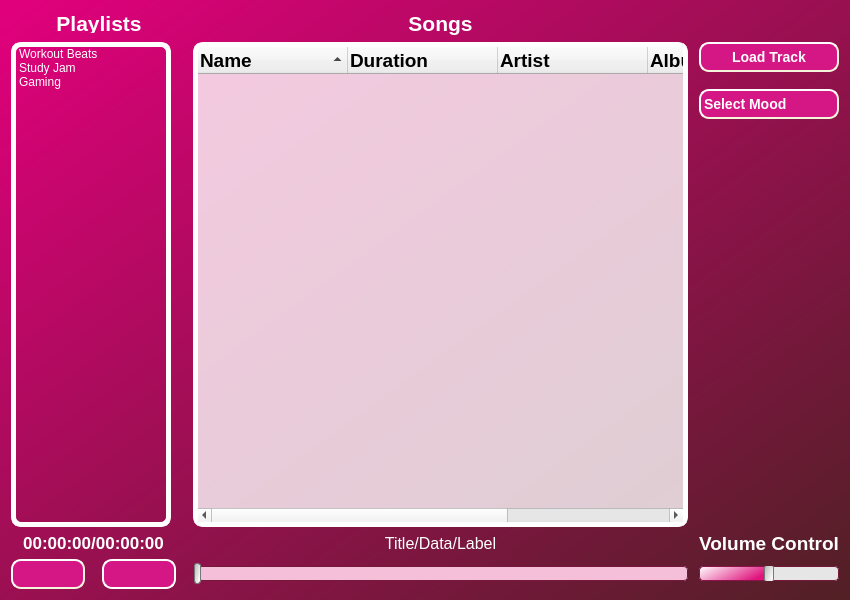
Above: src/musicplayer.ui from lettergram/emomusic before the change. Below: the same form after it.
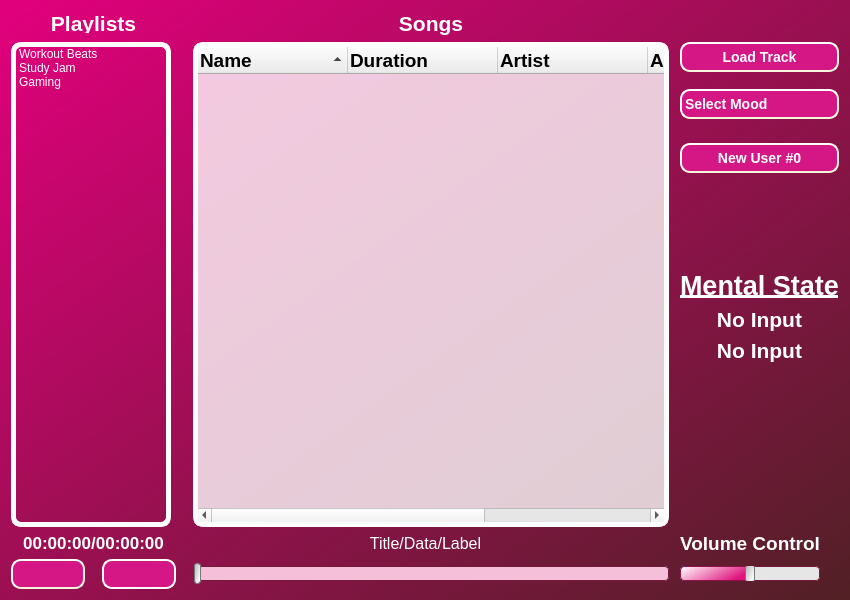
That is the form after the change. Icons and pictures are not drawn.

Commit message: displays mood while listening

Diff of the .ui file:
```diff
--- a/src/musicplayer.ui
+++ b/src/musicplayer.ui
@@ -13,6 +13,12 @@
     <height>600</height>
    </rect>
   </property>
+  <property name="sizePolicy">
+   <sizepolicy hsizetype="Preferred" vsizetype="Preferred">
+    <horstretch>0</horstretch>
+    <verstretch>0</verstretch>
+   </sizepolicy>
+  </property>
   <property name="font">
    <font>
     <pointsize>14</pointsize>
@@ -61,6 +67,24 @@
 	color: white;
 }
 
+#newUserButton {
+	 background-color: rgb(213, 23, 133);
+     border-style: outset;
+     border-width: 2px;
+     border-radius: 10px;
+     border-color: beige;
+     font: bold 14px;
+     min-width: 4em;
+     padding: 1px;
+	 color: rgb(255, 255, 255);
+}
+
+#newUserButton:pressed {
+    background-color: rgb(255,255,255);
+	color: rgb(239, 129, 245);
+    border-style: inset;
+ }
+
 #waveView {
 	border-style: outset;
     border-width: 5px;
@@ -105,7 +129,6 @@
 	color: rgb(239, 129, 245);
     border-style: inset;
  }
-
 #skipButton {
 	 background-color: rgb(213, 23, 133);
      border-style: outset;
@@ -198,221 +221,23 @@
   </property>
   <widget class="QWidget" name="centralWidget">
    <layout class="QGridLayout" name="gridLayout">
-    <item row="15" column="7">
-     <widget class="QLabel" name="volumeLabel">
-      <property name="minimumSize">
-       <size>
-        <width>100</width>
-        <height>20</height>
-       </size>
-      </property>
-      <property name="maximumSize">
-       <size>
-        <width>140</width>
-        <height>20</height>
-       </size>
-      </property>
-      <property name="font">
-       <font>
-        <pointsize>14</pointsize>
-        <weight>75</weight>
-        <bold>true</bold>
-       </font>
-      </property>
-      <property name="text">
-       <string>Volume Control</string>
-      </property>
-      <property name="alignment">
-       <set>Qt::AlignCenter</set>
-      </property>
-     </widget>
-    </item>
-    <item row="16" column="7">
-     <widget class="QSlider" name="volumeSlider">
-      <property name="maximumSize">
-       <size>
-        <width>140</width>
-        <height>16777215</height>
-       </size>
-      </property>
-      <property name="styleSheet">
-       <string notr="true">QSlider::groove:horizontal {
-border: 1px solid #bbb;
-background: white;
-height: 13px;
-border-radius: 4px;
-}
-
-QSlider::sub-page:horizontal {
-background: qlineargradient(spread:pad, x1:0, y1:0, x2:1, y2:0.369, stop:0 rgba(0, 0, 0, 0), stop:1 rgba(223, 19, 124, 255));
-border: 1px solid rgb(142, 18, 74);
-height: 4px;
-border-radius: 4px;
-}
-
-QSlider::add-page:horizontal {
-background: rgb(230, 230, 230);
-border: 1px solid rgb(117, 24, 58);
-height: 12px;
-border-radius: 4px;
-}
-
-QSlider::handle:horizontal {
-background:qlineargradient(spread:pad, x1:0, y1:0, x2:0.990148, y2:0.71, stop:0 rgba(181, 181, 181, 255), stop:1 rgba(255, 255, 255, 255));
-border: 1px solid #777;
-width: 8px;
-height: 12px;
-margin-top: -3px;
-margin-bottom: -3px;
-border-radius: 4px;
-}
-
-QSlider::handle:horizontal:hover {
-background: qlineargradient(x1:0, y1:0, x2:1, y2:1, stop:0 #fff, stop:1 #ddd);
-border: 1px solid #444;
-border-radius: 4px;
-}
-
-QSlider::sub-page:horizontal:disabled {
-background: #bbb;
-border-color: #999;
-}
-
-QSlider::add-page:horizontal:disabled {
-background: #eee;
-border-color: #999;
-}
-
-QSlider::handle:horizontal:disabled {
-background: #eee;
-border: 1px solid #aaa;
-border-radius: 4px;
-}</string>
-      </property>
-      <property name="maximum">
-       <number>100</number>
-      </property>
-      <property name="sliderPosition">
-       <number>50</number>
-      </property>
+    <item row="2" column="10">
+     <spacer name="verticalSpacer">
       <property name="orientation">
-       <enum>Qt::Horizontal</enum>
+       <enum>Qt::Vertical</enum>
       </property>
-     </widget>
-    </item>
-    <item row="15" column="4" colspan="2">
-     <widget class="QLabel" name="trackDataLabel">
-      <property name="sizePolicy">
-       <sizepolicy hsizetype="Preferred" vsizetype="Fixed">
-        <horstretch>0</horstretch>
-        <verstretch>0</verstretch>
-       </sizepolicy>
-      </property>
-      <property name="maximumSize">
-       <size>
-        <width>550</width>
-        <height>20</height>
-       </size>
-      </property>
-      <property name="font">
-       <font>
-        <pointsize>12</pointsize>
-       </font>
-      </property>
-      <property name="text">
-       <string>Title/Data/Label</string>
-      </property>
-      <property name="alignment">
-       <set>Qt::AlignCenter</set>
-      </property>
-     </widget>
-    </item>
-    <item row="16" column="1">
-     <spacer name="horizontalSpacer_3">
-      <property name="orientation">
-       <enum>Qt::Horizontal</enum>
-      </property>
       <property name="sizeType">
        <enum>QSizePolicy::Fixed</enum>
       </property>
       <property name="sizeHint" stdset="0">
        <size>
-        <width>5</width>
-        <height>20</height>
+        <width>20</width>
+        <height>5</height>
        </size>
       </property>
      </spacer>
     </item>
-    <item row="16" column="3">
-     <spacer name="horizontalSpacer_2">
-      <property name="orientation">
-       <enum>Qt::Horizontal</enum>
-      </property>
-      <property name="sizeType">
-       <enum>QSizePolicy::Fixed</enum>
-      </property>
-      <property name="sizeHint" stdset="0">
-       <size>
-        <width>5</width>
-        <height>20</height>
-       </size>
-      </property>
-     </spacer>
-    </item>
-    <item row="16" column="0">
-     <widget class="QPushButton" name="playPauseButton">
-      <property name="sizePolicy">
-       <sizepolicy hsizetype="Fixed" vsizetype="Preferred">
-        <horstretch>0</horstretch>
-        <verstretch>0</verstretch>
-       </sizepolicy>
-      </property>
-      <property name="minimumSize">
-       <size>
-        <width>74</width>
-        <height>30</height>
-       </size>
-      </property>
-      <property name="maximumSize">
-       <size>
-        <width>50</width>
-        <height>40</height>
-       </size>
-      </property>
-      <property name="baseSize">
-       <size>
-        <width>0</width>
-        <height>40</height>
-       </size>
-      </property>
-      <property name="cursor">
-       <cursorShape>PointingHandCursor</cursorShape>
-      </property>
-      <property name="text">
-       <string/>
-      </property>
-      <property name="iconSize">
-       <size>
-        <width>24</width>
-        <height>24</height>
-       </size>
-      </property>
-     </widget>
-    </item>
-    <item row="1" column="7">
-     <widget class="QPushButton" name="loadButton">
-      <property name="minimumSize">
-       <size>
-        <width>74</width>
-        <height>30</height>
-       </size>
-      </property>
-      <property name="text">
-       <string>Load Track</string>
-      </property>
-     </widget>
-    </item>
-    <item row="3" column="7">
+    <item row="3" column="10">
      <widget class="QComboBox" name="moodBox">
       <property name="sizePolicy">
        <sizepolicy hsizetype="Minimum" vsizetype="Fixed">
@@ -466,136 +291,27 @@
       </item>
      </widget>
     </item>
-    <item row="16" column="2">
-     <widget class="QPushButton" name="skipButton">
-      <property name="sizePolicy">
-       <sizepolicy hsizetype="Fixed" vsizetype="Preferred">
-        <horstretch>0</horstretch>
-        <verstretch>0</verstretch>
-       </sizepolicy>
-      </property>
-      <property name="minimumSize">
-       <size>
-        <width>74</width>
-        <height>30</height>
-       </size>
-      </property>
-      <property name="maximumSize">
-       <size>
-        <width>50</width>
-        <height>40</height>
-       </size>
-      </property>
-      <property name="baseSize">
-       <size>
-        <width>40</width>
-        <height>0</height>
-       </size>
+    <item row="12" column="10">
+     <widget class="QLabel" name="moodLabel">
+      <property name="font">
+       <font>
+        <pointsize>16</pointsize>
+        <weight>75</weight>
+        <bold>true</bold>
+       </font>
       </property>
       <property name="text">
-       <string/>
+       <string>No Input</string>
       </property>
-      <property name="iconSize">
-       <size>
-        <width>32</width>
-        <height>32</height>
-       </size>
+      <property name="alignment">
+       <set>Qt::AlignCenter</set>
       </property>
      </widget>
     </item>
-    <item row="16" column="4" colspan="2">
-     <widget class="QSlider" name="timeSlider">
-      <property name="sizePolicy">
-       <sizepolicy hsizetype="Preferred" vsizetype="Fixed">
-        <horstretch>0</horstretch>
-        <verstretch>0</verstretch>
-       </sizepolicy>
-      </property>
-      <property name="styleSheet">
-       <string notr="true">QSlider::groove:horizontal {
-border: 1px solid #bbb;
-background: white;
-height: 13px;
-border-radius: 4px;
-}
-
-QSlider::sub-page:horizontal {
-background: rgb(245, 191, 218);
-border: 1px solid rgb(142, 18, 74);
-height: 4px;
-border-radius: 4px;
-}
-
-QSlider::add-page:horizontal {
-background: rgb(245, 191, 218);
-border: 1px solid rgb(117, 24, 58);
-height: 12px;
-border-radius: 4px;
-}
-
-QSlider::handle:horizontal {
-background:qlineargradient(spread:pad, x1:0, y1:0, x2:0.990148, y2:0.71, stop:0 rgba(181, 181, 181, 255), stop:1 rgba(255, 255, 255, 255));
-border: 1px solid #777;
-width: 5px;
-height: 12px;
-margin-top: -4px;
-margin-bottom: -4px;
-border-radius: 3px;
-}
-
-QSlider::handle:horizontal:hover {
-background: qlineargradient(spread:pad, x1:1, y1:1, x2:0, y2:0.603, stop:0 rgba(0, 0, 0, 0), stop:1 rgba(223, 19, 124, 255))
-border: 1px solid #444;
-border-radius: 4px;
-}
-
-QSlider::sub-page:horizontal:disabled {
-background: #bbb;
-border-color: #999;
-}
-
-QSlider::add-page:horizontal:disabled {
-background: #eee;
-border-color: #999;
-}
-
-QSlider::handle:horizontal:disabled {
-background: #eee;
-border: 1px solid #aaa;
-border-radius: 4px;
-}</string>
-      </property>
-      <property name="orientation">
-       <enum>Qt::Horizontal</enum>
-      </property>
-      <property name="tickPosition">
-       <enum>QSlider::TicksBothSides</enum>
-      </property>
-      <property name="tickInterval">
-       <number>60000</number>
-      </property>
-     </widget>
-    </item>
-    <item row="2" column="7">
-     <spacer name="verticalSpacer">
-      <property name="orientation">
-       <enum>Qt::Vertical</enum>
-      </property>
-      <property name="sizeType">
-       <enum>QSizePolicy::Fixed</enum>
-      </property>
-      <property name="sizeHint" stdset="0">
-       <size>
-        <width>20</width>
-        <height>5</height>
-       </size>
-      </property>
-     </spacer>
-    </item>
-    <item row="0" column="4" colspan="2">
+    <item row="0" column="4" colspan="5">
      <widget class="QLabel" name="songLabel">
       <property name="sizePolicy">
-       <sizepolicy hsizetype="Preferred" vsizetype="Preferred">
+       <sizepolicy hsizetype="Expanding" vsizetype="Fixed">
         <horstretch>0</horstretch>
         <verstretch>0</verstretch>
        </sizepolicy>
@@ -621,26 +337,23 @@
       </property>
      </widget>
     </item>
-    <item row="15" column="6">
-     <spacer name="horizontalSpacer_4">
-      <property name="orientation">
-       <enum>Qt::Horizontal</enum>
-      </property>
-      <property name="sizeType">
-       <enum>QSizePolicy::Fixed</enum>
-      </property>
-      <property name="sizeHint" stdset="0">
+    <item row="5" column="10">
+     <widget class="QPushButton" name="newUserButton">
+      <property name="minimumSize">
        <size>
-        <width>5</width>
-        <height>20</height>
+        <width>74</width>
+        <height>30</height>
        </size>
       </property>
-     </spacer>
+      <property name="text">
+       <string>New User #0</string>
+      </property>
+     </widget>
     </item>
-    <item row="1" column="4" rowspan="14" colspan="2">
+    <item row="1" column="4" rowspan="22" colspan="5">
      <widget class="QTreeWidget" name="songList">
       <property name="sizePolicy">
-       <sizepolicy hsizetype="Fixed" vsizetype="Expanding">
+       <sizepolicy hsizetype="Expanding" vsizetype="Expanding">
         <horstretch>0</horstretch>
         <verstretch>0</verstretch>
        </sizepolicy>
@@ -774,8 +487,172 @@
       </column>
      </widget>
     </item>
-    <item row="0" column="0" colspan="4">
+    <item row="24" column="4" colspan="5">
+     <widget class="QSlider" name="timeSlider">
+      <property name="sizePolicy">
+       <sizepolicy hsizetype="Expanding" vsizetype="Fixed">
+        <horstretch>0</horstretch>
+        <verstretch>0</verstretch>
+       </sizepolicy>
+      </property>
+      <property name="styleSheet">
+       <string notr="true">QSlider::groove:horizontal {
+border: 1px solid #bbb;
+background: white;
+height: 13px;
+border-radius: 4px;
+}
+
+QSlider::sub-page:horizontal {
+background: rgb(245, 191, 218);
+border: 1px solid rgb(142, 18, 74);
+height: 4px;
+border-radius: 4px;
+}
+
+QSlider::add-page:horizontal {
+background: rgb(245, 191, 218);
+border: 1px solid rgb(117, 24, 58);
+height: 12px;
+border-radius: 4px;
+}
+
+QSlider::handle:horizontal {
+background:qlineargradient(spread:pad, x1:0, y1:0, x2:0.990148, y2:0.71, stop:0 rgba(181, 181, 181, 255), stop:1 rgba(255, 255, 255, 255));
+border: 1px solid #777;
+width: 5px;
+height: 12px;
+margin-top: -4px;
+margin-bottom: -4px;
+border-radius: 3px;
+}
+
+QSlider::handle:horizontal:hover {
+background: qlineargradient(spread:pad, x1:1, y1:1, x2:0, y2:0.603, stop:0 rgba(0, 0, 0, 0), stop:1 rgba(223, 19, 124, 255))
+border: 1px solid #444;
+border-radius: 4px;
+}
+
+QSlider::sub-page:horizontal:disabled {
+background: #bbb;
+border-color: #999;
+}
+
+QSlider::add-page:horizontal:disabled {
+background: #eee;
+border-color: #999;
+}
+
+QSlider::handle:horizontal:disabled {
+background: #eee;
+border: 1px solid #aaa;
+border-radius: 4px;
+}</string>
+      </property>
+      <property name="orientation">
+       <enum>Qt::Horizontal</enum>
+      </property>
+      <property name="tickPosition">
+       <enum>QSlider::TicksBothSides</enum>
+      </property>
+      <property name="tickInterval">
+       <number>60000</number>
+      </property>
+     </widget>
+    </item>
+    <item row="23" column="10">
+     <widget class="QLabel" name="volumeLabel">
+      <property name="minimumSize">
+       <size>
+        <width>100</width>
+        <height>20</height>
+       </size>
+      </property>
+      <property name="maximumSize">
+       <size>
+        <width>140</width>
+        <height>20</height>
+       </size>
+      </property>
+      <property name="font">
+       <font>
+        <pointsize>14</pointsize>
+        <weight>75</weight>
+        <bold>true</bold>
+       </font>
+      </property>
+      <property name="text">
+       <string>Volume Control</string>
+      </property>
+      <property name="alignment">
+       <set>Qt::AlignCenter</set>
+      </property>
+     </widget>
+    </item>
+    <item row="24" column="0">
+     <widget class="QPushButton" name="playPauseButton">
+      <property name="sizePolicy">
+       <sizepolicy hsizetype="Preferred" vsizetype="Preferred">
+        <horstretch>0</horstretch>
+        <verstretch>0</verstretch>
+       </sizepolicy>
+      </property>
+      <property name="minimumSize">
+       <size>
+        <width>74</width>
+        <height>30</height>
+       </size>
+      </property>
+      <property name="maximumSize">
+       <size>
+        <width>50</width>
+        <height>40</height>
+       </size>
+      </property>
+      <property name="baseSize">
+       <size>
+        <width>0</width>
+        <height>40</height>
+       </size>
+      </property>
+      <property name="cursor">
+       <cursorShape>PointingHandCursor</cursorShape>
+      </property>
+      <property name="text">
+       <string/>
+      </property>
+      <property name="iconSize">
+       <size>
+        <width>24</width>
+        <height>24</height>
+       </size>
+      </property>
+     </widget>
+    </item>
+    <item row="24" column="1">
+     <spacer name="horizontalSpacer_2">
+      <property name="orientation">
+       <enum>Qt::Horizontal</enum>
+      </property>
+      <property name="sizeType">
+       <enum>QSizePolicy::Fixed</enum>
+      </property>
+      <property name="sizeHint" stdset="0">
+       <size>
+        <width>5</width>
+        <height>5</height>
+       </size>
+      </property>
+     </spacer>
+    </item>
+    <item row="0" column="0" colspan="3">
      <widget class="QLabel" name="playlistLabel">
+      <property name="sizePolicy">
+       <sizepolicy hsizetype="Expanding" vsizetype="Preferred">
+        <horstretch>0</horstretch>
+        <verstretch>0</verstretch>
+       </sizepolicy>
+      </property>
       <property name="maximumSize">
        <size>
         <width>16777215</width>
@@ -797,7 +674,212 @@
       </property>
      </widget>
     </item>
-    <item row="1" column="0" rowspan="14" colspan="4">
+    <item row="1" column="10">
+     <widget class="QPushButton" name="loadButton">
+      <property name="minimumSize">
+       <size>
+        <width>74</width>
+        <height>30</height>
+       </size>
+      </property>
+      <property name="text">
+       <string>Load Track</string>
+      </property>
+     </widget>
+    </item>
+    <item row="24" column="2">
+     <widget class="QPushButton" name="skipButton">
+      <property name="sizePolicy">
+       <sizepolicy hsizetype="Preferred" vsizetype="Preferred">
+        <horstretch>0</horstretch>
+        <verstretch>0</verstretch>
+       </sizepolicy>
+      </property>
+      <property name="minimumSize">
+       <size>
+        <width>74</width>
+        <height>30</height>
+       </size>
+      </property>
+      <property name="maximumSize">
+       <size>
+        <width>50</width>
+        <height>40</height>
+       </size>
+      </property>
+      <property name="baseSize">
+       <size>
+        <width>40</width>
+        <height>0</height>
+       </size>
+      </property>
+      <property name="text">
+       <string/>
+      </property>
+      <property name="iconSize">
+       <size>
+        <width>32</width>
+        <height>32</height>
+       </size>
+      </property>
+     </widget>
+    </item>
+    <item row="23" column="9">
+     <spacer name="horizontalSpacer_4">
+      <property name="orientation">
+       <enum>Qt::Horizontal</enum>
+      </property>
+      <property name="sizeType">
+       <enum>QSizePolicy::Fixed</enum>
+      </property>
+      <property name="sizeHint" stdset="0">
+       <size>
+        <width>5</width>
+        <height>20</height>
+       </size>
+      </property>
+     </spacer>
+    </item>
+    <item row="24" column="3">
+     <spacer name="horizontalSpacer">
+      <property name="orientation">
+       <enum>Qt::Horizontal</enum>
+      </property>
+      <property name="sizeType">
+       <enum>QSizePolicy::Fixed</enum>
+      </property>
+      <property name="sizeHint" stdset="0">
+       <size>
+        <width>5</width>
+        <height>20</height>
+       </size>
+      </property>
+     </spacer>
+    </item>
+    <item row="24" column="10">
+     <widget class="QSlider" name="volumeSlider">
+      <property name="maximumSize">
+       <size>
+        <width>140</width>
+        <height>16777215</height>
+       </size>
+      </property>
+      <property name="styleSheet">
+       <string notr="true">QSlider::groove:horizontal {
+border: 1px solid #bbb;
+background: white;
+height: 13px;
+border-radius: 4px;
+}
+
+QSlider::sub-page:horizontal {
+background: qlineargradient(spread:pad, x1:0, y1:0, x2:1, y2:0.369, stop:0 rgba(0, 0, 0, 0), stop:1 rgba(223, 19, 124, 255));
+border: 1px solid rgb(142, 18, 74);
+height: 4px;
+border-radius: 4px;
+}
+
+QSlider::add-page:horizontal {
+background: rgb(230, 230, 230);
+border: 1px solid rgb(117, 24, 58);
+height: 12px;
+border-radius: 4px;
+}
+
+QSlider::handle:horizontal {
+background:qlineargradient(spread:pad, x1:0, y1:0, x2:0.990148, y2:0.71, stop:0 rgba(181, 181, 181, 255), stop:1 rgba(255, 255, 255, 255));
+border: 1px solid #777;
+width: 8px;
+height: 12px;
+margin-top: -3px;
+margin-bottom: -3px;
+border-radius: 4px;
+}
+
+QSlider::handle:horizontal:hover {
+background: qlineargradient(x1:0, y1:0, x2:1, y2:1, stop:0 #fff, stop:1 #ddd);
+border: 1px solid #444;
+border-radius: 4px;
+}
+
+QSlider::sub-page:horizontal:disabled {
+background: #bbb;
+border-color: #999;
+}
+
+QSlider::add-page:horizontal:disabled {
+background: #eee;
+border-color: #999;
+}
+
+QSlider::handle:horizontal:disabled {
+background: #eee;
+border: 1px solid #aaa;
+border-radius: 4px;
+}</string>
+      </property>
+      <property name="maximum">
+       <number>100</number>
+      </property>
+      <property name="sliderPosition">
+       <number>50</number>
+      </property>
+      <property name="orientation">
+       <enum>Qt::Horizontal</enum>
+      </property>
+     </widget>
+    </item>
+    <item row="23" column="3" colspan="6">
+     <widget class="QLabel" name="trackDataLabel">
+      <property name="sizePolicy">
+       <sizepolicy hsizetype="Expanding" vsizetype="Fixed">
+        <horstretch>0</horstretch>
+        <verstretch>0</verstretch>
+       </sizepolicy>
+      </property>
+      <property name="maximumSize">
+       <size>
+        <width>550</width>
+        <height>20</height>
+       </size>
+      </property>
+      <property name="font">
+       <font>
+        <pointsize>12</pointsize>
+       </font>
+      </property>
+      <property name="text">
+       <string>Title/Data/Label</string>
+      </property>
+      <property name="alignment">
+       <set>Qt::AlignCenter</set>
+      </property>
+     </widget>
+    </item>
+    <item row="23" column="0" colspan="3">
+     <widget class="QLabel" name="timeLabel">
+      <property name="sizePolicy">
+       <sizepolicy hsizetype="Preferred" vsizetype="Preferred">
+        <horstretch>0</horstretch>
+        <verstretch>0</verstretch>
+       </sizepolicy>
+      </property>
+      <property name="font">
+       <font>
+        <pointsize>13</pointsize>
+        <weight>75</weight>
+        <bold>true</bold>
+       </font>
+      </property>
+      <property name="text">
+       <string>00:00:00/00:00:00</string>
+      </property>
+      <property name="alignment">
+       <set>Qt::AlignCenter</set>
+      </property>
+     </widget>
+    </item>
+    <item row="1" column="0" rowspan="22" colspan="4">
      <widget class="QListWidget" name="playList">
       <property name="sizePolicy">
        <sizepolicy hsizetype="Fixed" vsizetype="Expanding">
@@ -839,17 +921,51 @@
       </item>
      </widget>
     </item>
-    <item row="15" column="0" colspan="3">
-     <widget class="QLabel" name="timeLabel">
+    <item row="4" column="10">
+     <spacer name="verticalSpacer_2">
+      <property name="orientation">
+       <enum>Qt::Vertical</enum>
+      </property>
+      <property name="sizeType">
+       <enum>QSizePolicy::Fixed</enum>
+      </property>
+      <property name="sizeHint" stdset="0">
+       <size>
+        <width>20</width>
+        <height>5</height>
+       </size>
+      </property>
+     </spacer>
+    </item>
+    <item row="13" column="10">
+     <widget class="QLabel" name="wakefulnessLabel">
       <property name="font">
        <font>
-        <pointsize>13</pointsize>
+        <pointsize>16</pointsize>
         <weight>75</weight>
         <bold>true</bold>
        </font>
       </property>
       <property name="text">
-       <string>00:00:00/00:00:00</string>
+       <string>No Input</string>
+      </property>
+      <property name="alignment">
+       <set>Qt::AlignCenter</set>
+      </property>
+     </widget>
+    </item>
+    <item row="11" column="10">
+     <widget class="QLabel" name="label">
+      <property name="font">
+       <font>
+        <pointsize>20</pointsize>
+        <weight>75</weight>
+        <bold>true</bold>
+        <underline>true</underline>
+       </font>
+      </property>
+      <property name="text">
+       <string>Mental State</string>
       </property>
       <property name="alignment">
        <set>Qt::AlignCenter</set>
```
The commit also changes 23 other files.
